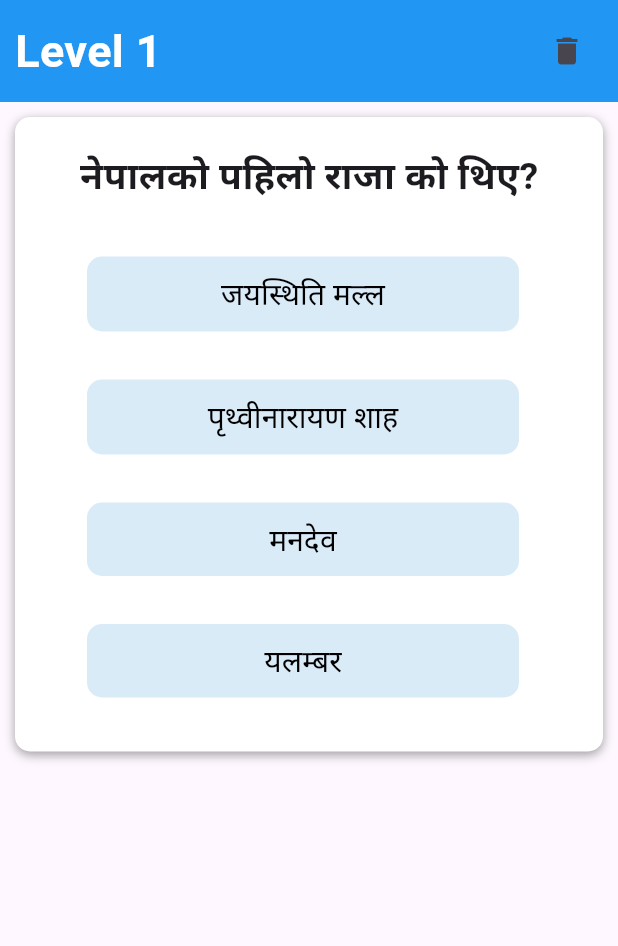
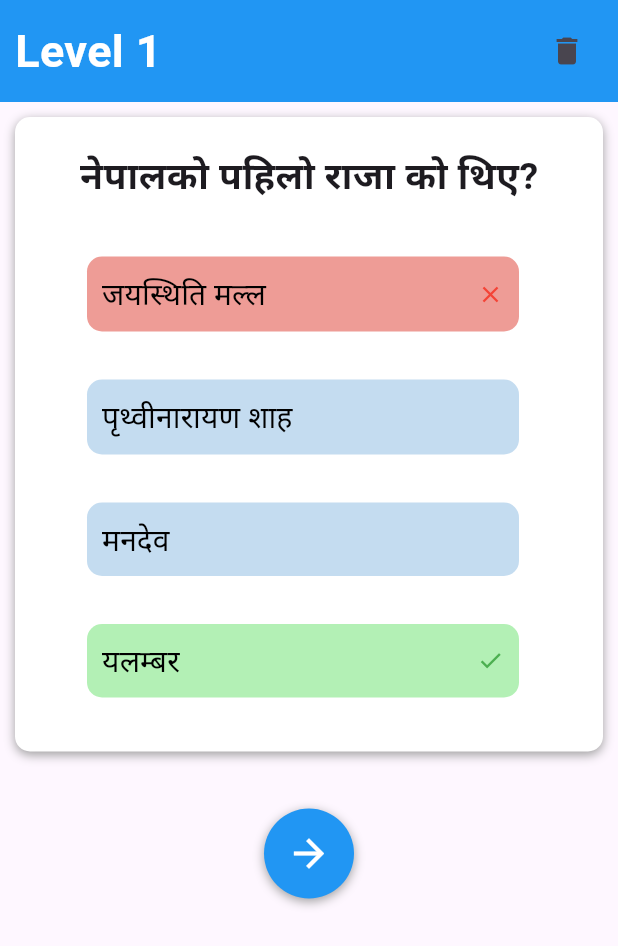
Before and after one commit to himal-13/quizgyan, a Flutter app: the PlayQuizPage screen opened directly, after a tap on "जयस्थिति मल्ल", on a phone screen of 412 x 824 dp. Shown: the top 946 px of the screen. Run offline on Flutter 3.47's test engine with Material 3 defaults, Android fonts, the phone set to English and light mode, and no system bars.

Commit message:
Implement quiz logic answer and next button

```diff
--- a/quizgyan/lib/pages/play_quiz_page.dart
+++ b/quizgyan/lib/pages/play_quiz_page.dart
@@ -11,6 +11,8 @@ class PlayQuizPage extends StatefulWidget {
 
 class _PlayQuizPageState extends State<PlayQuizPage> {
   bool playmode = false;
+  bool optionClicked = false;
+  int? selectedOption;
 
   int currentLevel = 1;
   int currentQuestion = 0;
@@ -109,18 +111,32 @@ class _PlayQuizPageState extends State<PlayQuizPage> {
                   physics: const NeverScrollableScrollPhysics(),
                   itemCount: allLevels[currentLevel - 1].questions[currentQuestion].options.length,
                   itemBuilder: (context, index) {
+                    var current = allLevels[currentLevel - 1].questions[currentQuestion];
                     return ListTile(
                       title: TextButton(
-                      onPressed: (){},
+                      onPressed: (){
+                        setState(() {
+                          optionClicked= true;
+                          selectedOption = index;
+
+                        });
+                      },
                       child: Container(
                         width: MediaQuery.of(context).size.width,
                         padding: const EdgeInsets.all(10.0),
                         decoration: BoxDecoration(
                           borderRadius: BorderRadius.circular(10.0),
-                          color: const Color.fromARGB(255, 218, 235, 248)
+                          color: optionClicked && (selectedOption == index || current.options[index] == current.answer )?( current.options[index] == current.answer? const Color.fromARGB(255, 179, 240, 181) : const Color.fromARGB(255, 238, 156, 150)) : const Color.fromARGB(255, 196, 220, 240),
 
                         ),
-                        child: Text(allLevels[currentLevel - 1].questions[currentQuestion].options[index],textAlign: TextAlign.center,style: TextStyle(color: Colors.black, fontSize: 20),)),
+                        child: Row(
+                          mainAxisAlignment: MainAxisAlignment.spaceBetween,
+                          children: [
+                            Text(current.options[index],style: TextStyle(color: Colors.black, fontSize: 20),),
+                            optionClicked && (selectedOption == index || current.options[index] == current.answer )? (current.options[index] == current.answer? const Icon(Icons.check, color: Colors.green,) : const Icon(Icons.close, color: Colors.red,)) : const Icon(Icons.check, color: Colors.transparent,),
+
+                          ],
+                        )),
                     ),
 
                     );
@@ -131,10 +147,66 @@ class _PlayQuizPageState extends State<PlayQuizPage> {
             ),
           ),
 
+            //mnext button
+            const SizedBox(height: 20.0),
+           optionClicked ?  TextButton(
+              onPressed: (){
+                setState(() {
+                  if(currentQuestion < allLevels[currentLevel - 1].questions.length - 1){
+                    currentQuestion++;
+                    optionClicked = false;
+                    selectedOption = null;
+                  }else{
+                    //show score
+                    showDialog(
+                      context: context,
+                      builder: (context) {
+                        return AlertDialog(
+                          title: const Text("Quiz Completed"),
+                          content: Text("Your score is $currentScore"),
+                          actions: [
+                            TextButton(
+                              onPressed: () {
+                                Navigator.of(context).pop();
+                              },
+                              child: const Text("OK"),
+                            ),
+                          ],
+                        );
+                      },
+                    );
+                  }
+                });
+              },
+              child: Container(
+              padding: const EdgeInsets.all(10.0),
+              width: 60,
+              height: 60,
+              alignment: Alignment.center,
+              decoration: BoxDecoration(
+                borderRadius: BorderRadius.circular(30.0),
+                color: Colors.blue,
+                boxShadow: const [
+                  BoxShadow(
+                    color: Colors.grey,
+                    blurRadius: 5.0,
+                    offset: Offset(0, 2),
+                  ),
+                ],
+              ),
+              child: Row(
+                mainAxisAlignment: MainAxisAlignment.center,
+                crossAxisAlignment: CrossAxisAlignment.center,
+                children: [
+                  const Icon(Icons.arrow_forward, color: Colors.white, size: 30.0,),
+                ],
+              ),
+            )):SizedBox()
 
         ],
       ),
 
+
     );
   }
 }
```
